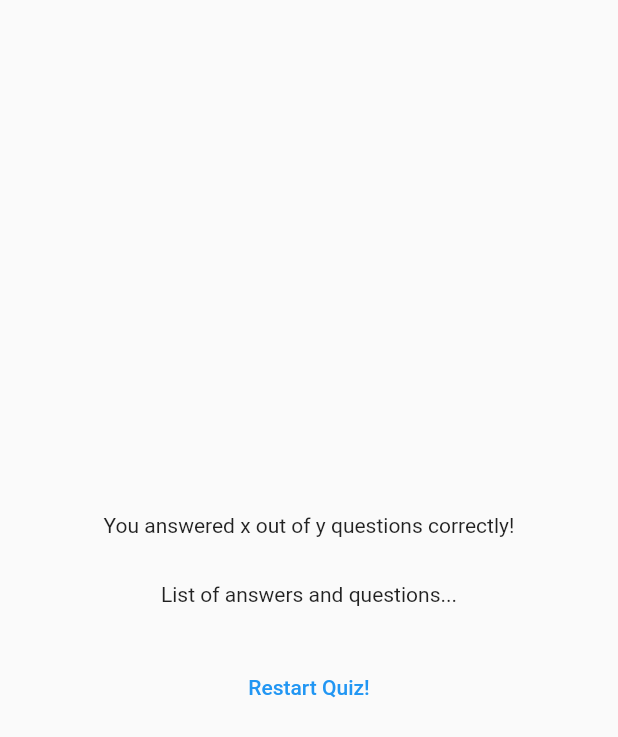
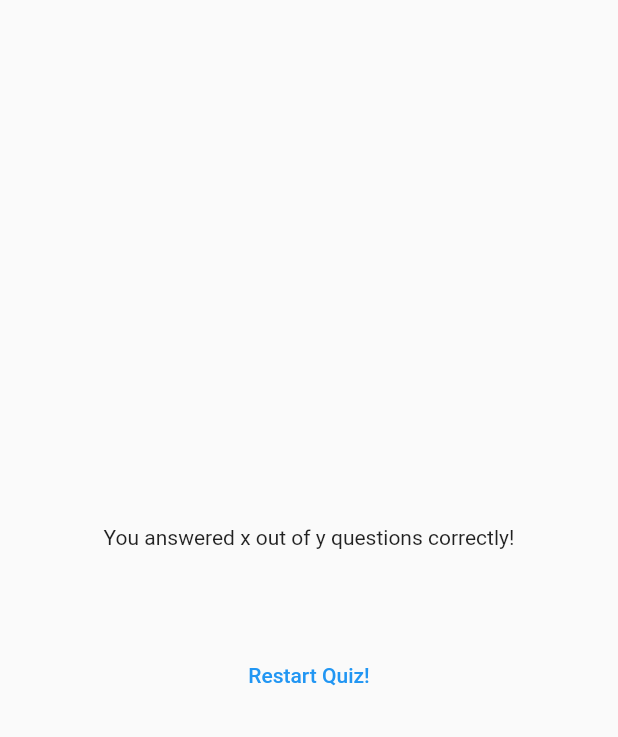
Before and after one commit to reponzo01/flutter-quiz-app, a Flutter app: the ResultsScreen widget shown alone on an empty page, opened directly with empty values, on a phone screen of 412 x 824 dp. Shown: the top 737 px of the screen. Run offline on Flutter 3.47's test engine with Material 2 defaults, Android fonts, the phone set to English and light mode, and no system bars; our stand-ins replace google_fonts.

```diff
--- a/lib/quiz.dart
+++ b/lib/quiz.dart
@@ -26,7 +26,6 @@ class _QuizState extends State<Quiz> {
 
     if (selectedAnswers.length == questions.length) {
       setState(() {
-        selectedAnswers = [];
         activeScreen = 'results-screen';
       });
     }
--- a/lib/results_screen.dart
+++ b/lib/results_screen.dart
@@ -1,5 +1,6 @@
 import 'package:flutter/material.dart';
 import 'package:quiz_app/data/questions.dart';
+import 'package:quiz_app/questions_summary.dart';
 
 class ResultsScreen extends StatelessWidget {
   const ResultsScreen({Key? key, required this.chosenAnswers})
@@ -37,7 +38,7 @@ class ResultsScreen extends StatelessWidget {
             const SizedBox(
               height: 30,
             ),
-            const Text('List of answers and questions...'),
+            QuestionsSummary(getSummaryData()),
             const SizedBox(
               height: 30,
             ),
```
Also changed, not shown: lib/questions_summary.dart (+10 -0 lines).
